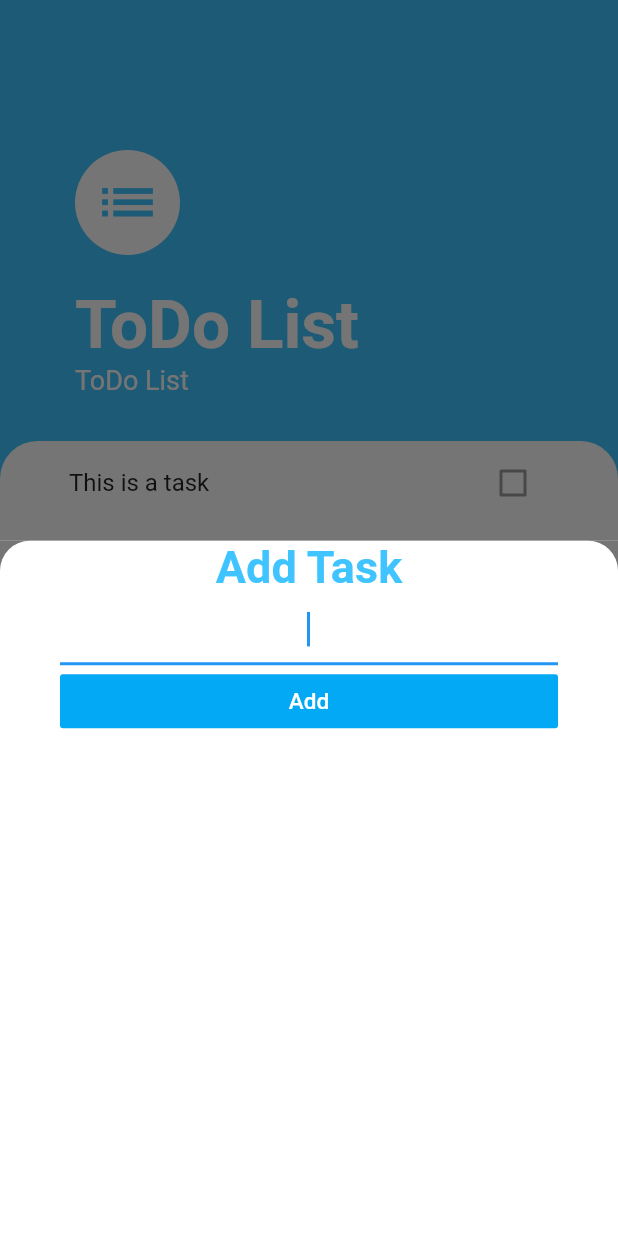
After one commit to Aashu-Jha/todo_flutter, a Flutter app: the screen it shows after launch, after a tap on the "add" icon, on a phone screen of 412 x 824 dp. The commit adds this screen. Run offline on Flutter 3.47's test engine with Material 2 defaults, Android fonts, the phone set to English and light mode, and no system bars.

Commit message:
refactor: refactored add_task_screen.dart and tasks_screen.dart

```diff
--- /dev/null
+++ b/lib/screens/add_task_screen.dart
@@ -0,0 +1,56 @@
+import 'package:flutter/material.dart';
+
+class AddTask extends StatelessWidget {
+  @override
+  Widget build(BuildContext context) {
+    return Container(
+      color: Color(0xff757575),
+      child: Container(
+        decoration: BoxDecoration(
+          color: Colors.white,
+          borderRadius: BorderRadius.only(
+            topRight: Radius.circular(20.0),
+            topLeft: Radius.circular(20.0),),
+        ),
+        child: Container(
+          padding: EdgeInsets.symmetric(horizontal: 40.0),
+          child: Column(
+            children: [
+              Text('Add Task',
+                style: TextStyle(
+                  color: Colors.lightBlueAccent,
+                  fontSize: 30.0,
+                  fontWeight: FontWeight.w700,
+                ),
+              ),
+              TextField(
+                style: TextStyle(
+                  fontSize: 20.0
+                ),
+                textAlign: TextAlign.center,
+                autofocus: true,
+              ),
+              Column(
+                crossAxisAlignment: CrossAxisAlignment.stretch,
+                children: [
+                  FlatButton(
+                    onPressed: () {
+
+                    },
+                    child: Text('Add',
+                      style: TextStyle(
+                        fontSize: 15.0,
+                        color: Colors.white,
+                      ),
+                    ),
+                    color: Colors.lightBlue,
+                  ),
+                ],
+              ),
+            ],
+          ),
+        ),
+      ),
+    );
+  }
+}
--- a/lib/screens/tasks_screen.dart
+++ b/lib/screens/tasks_screen.dart
@@ -1,5 +1,6 @@
 import 'package:flutter/material.dart';
 import '../widgets/tasks_list.dart';
+import 'add_task_screen.dart';
 
 class TasksScreen extends StatelessWidget {
   @override
@@ -7,7 +8,9 @@ class TasksScreen extends StatelessWidget {
     return Scaffold(
       backgroundColor: Colors.lightBlueAccent,
       floatingActionButton: FloatingActionButton(
-        onPressed: null,
+        onPressed: () {
+          showModalBottomSheet(context: context, builder: (context) => AddTask());
+        },
         backgroundColor: Colors.lightBlue[500],
         child: Icon(Icons.add),
       ),
```
